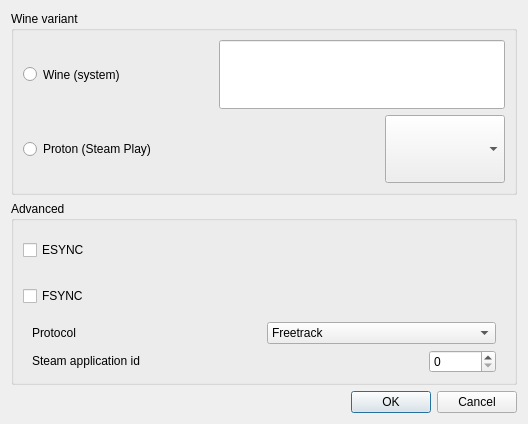
Before: the Qt Designer form proto-wine/ftnoir_winecontrols.ui in opentrack/opentrack, drawn with Qt 5.
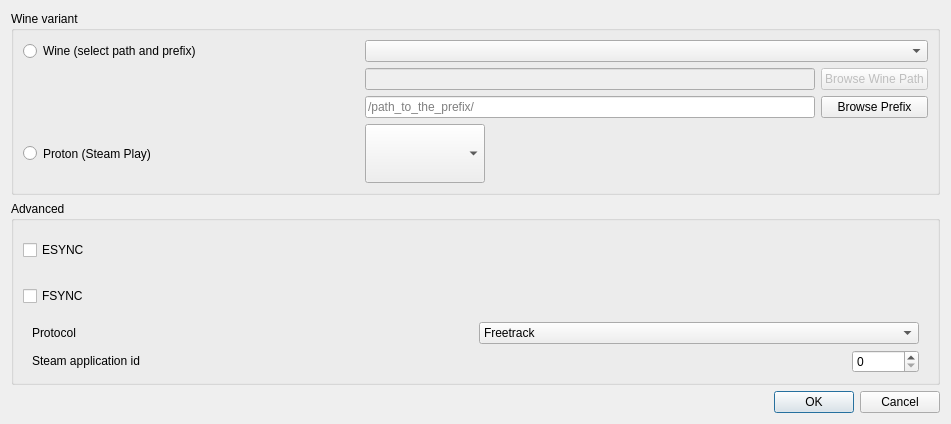
After: the same form once the commit is applied. Icons and pictures are not drawn.

Patch:
```diff
--- a/proto-wine/ftnoir_winecontrols.ui
+++ b/proto-wine/ftnoir_winecontrols.ui
@@ -9,7 +9,7 @@
    <rect>
     <x>0</x>
     <y>0</y>
-    <width>528</width>
+    <width>951</width>
     <height>424</height>
    </rect>
   </property>
@@ -33,6 +33,19 @@
       <string>Wine variant</string>
      </property>
      <layout class="QGridLayout" name="gridLayout">
+      <item row="10" column="0">
+       <widget class="QRadioButton" name="variant_proton">
+        <property name="sizePolicy">
+         <sizepolicy hsizetype="Minimum" vsizetype="Preferred">
+          <horstretch>0</horstretch>
+          <verstretch>0</verstretch>
+         </sizepolicy>
+        </property>
+        <property name="text">
+         <string>Proton (Steam Play)</string>
+        </property>
+       </widget>
+      </item>
       <item row="0" column="0">
        <widget class="QRadioButton" name="variant_wine">
         <property name="sizePolicy">
@@ -42,11 +55,11 @@
          </sizepolicy>
         </property>
         <property name="text">
-         <string>Wine (system)</string>
+         <string>Wine (select path and prefix)</string>
         </property>
        </widget>
       </item>
-      <item row="2" column="1" alignment="Qt::AlignRight">
+      <item row="10" column="1">
        <widget class="QComboBox" name="proton_version">
         <property name="sizePolicy">
          <sizepolicy hsizetype="Maximum" vsizetype="Preferred">
@@ -60,9 +73,14 @@
           <height>0</height>
          </size>
         </property>
+        <property name="layoutDirection">
+         <enum>Qt::LeftToRight</enum>
+        </property>
        </widget>
       </item>
-      <item row="0" column="1">
+      <item row="9" column="1">
+       <layout class="QHBoxLayout" name="horizontalLayout_4">
+        <item>
        <widget class="QLineEdit" name="wineprefix">
         <property name="sizePolicy">
          <sizepolicy hsizetype="Minimum" vsizetype="Preferred">
@@ -72,24 +90,71 @@
         </property>
         <property name="minimumSize">
          <size>
-          <width>286</width>
+            <width>450</width>
           <height>0</height>
          </size>
         </property>
-       </widget>
-      </item>
-      <item row="2" column="0">
-       <widget class="QRadioButton" name="variant_proton">
+          <property name="toolTip">
+           <string>&lt;html&gt;&lt;head/&gt;&lt;body&gt;&lt;p&gt;prefix&lt;/p&gt;&lt;/body&gt;&lt;/html&gt;</string>
+          </property>
+          <property name="placeholderText">
+           <string>/path_to_the_prefix/</string>
+          </property>
+         </widget>
+        </item>
+        <item>
+         <widget class="QPushButton" name="browse_wine_prefix_button">
+          <property name="text">
+           <string>Browse Prefix</string>
+          </property>
+         </widget>
+        </item>
+       </layout>
+      </item>
+      <item row="8" column="1">
+       <layout class="QHBoxLayout" name="horizontalLayout_3">
+        <item>
+         <widget class="QLineEdit" name="wine_path">
+          <property name="enabled">
+           <bool>false</bool>
+          </property>
         <property name="sizePolicy">
          <sizepolicy hsizetype="Minimum" vsizetype="Preferred">
           <horstretch>0</horstretch>
           <verstretch>0</verstretch>
          </sizepolicy>
         </property>
+          <property name="minimumSize">
+           <size>
+            <width>450</width>
+            <height>0</height>
+           </size>
+          </property>
+          <property name="toolTip">
+           <string>&lt;html&gt;&lt;head/&gt;&lt;body&gt;&lt;p&gt;wine/runner exectuable path&lt;/p&gt;&lt;/body&gt;&lt;/html&gt;</string>
+          </property>
+          <property name="inputMask">
+           <string/>
+          </property>
+          <property name="placeholderText">
+           <string/>
+          </property>
+         </widget>
+        </item>
+        <item>
+         <widget class="QPushButton" name="browse_wine_path_button">
+          <property name="enabled">
+           <bool>false</bool>
+          </property>
         <property name="text">
-         <string>Proton (Steam Play)</string>
-        </property>
-       </widget>
+           <string>Browse Wine Path</string>
+          </property>
+         </widget>
+        </item>
+       </layout>
+      </item>
+      <item row="0" column="1">
+       <widget class="QComboBox" name="wine_path_combo"/>
       </item>
      </layout>
     </widget>
```
Lines whose indentation alone changed are shown as unchanged.
